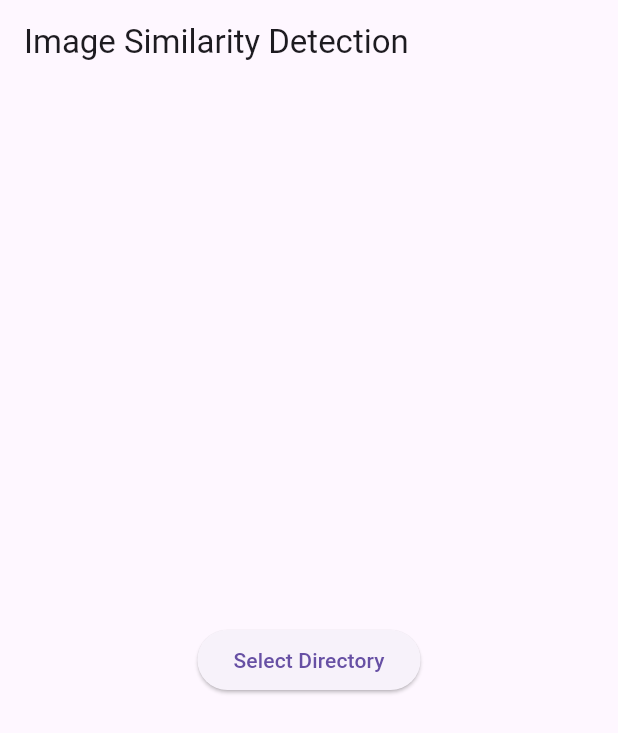
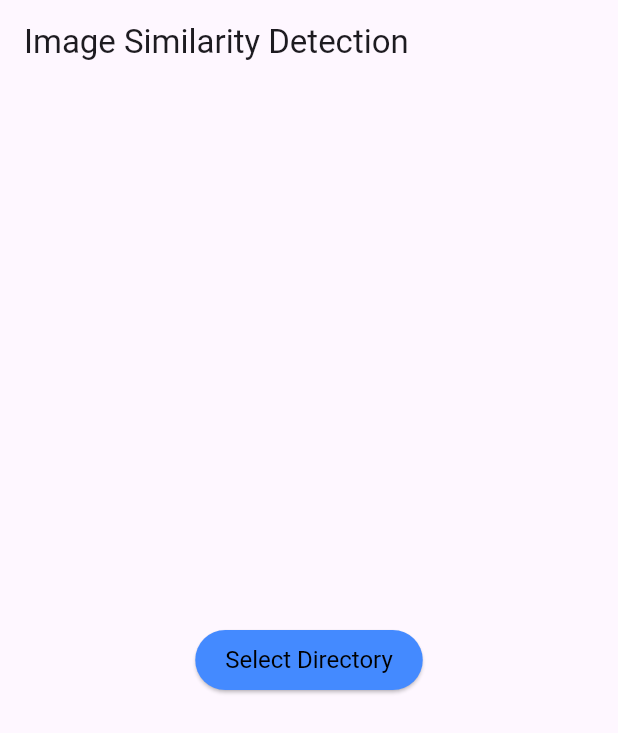
Before and after one commit to Dasundh99/Al_Project_FRONTEND, a Flutter app: the screen it shows after launch, after a tap on "Select Directory", on a phone screen of 412 x 824 dp. Shown: the top 733 px of the screen. Run offline on Flutter 3.47's test engine with Material 3 defaults, Android fonts, the phone set to English and light mode, and no system bars; our stand-ins replace file_picker; missing offline and left inert: window_manager.

Commit message:
ui updated

```diff
--- a/lib/main.dart
+++ b/lib/main.dart
@@ -3,9 +3,25 @@ import 'dart:convert';
 import 'dart:io';
 import 'package:http/http.dart' as http;
 import 'package:file_picker/file_picker.dart';
-// import 'package:path_provider/path_provider.dart';
+import 'package:window_manager/window_manager.dart';
 
-void main() {
+void main() async {
+  WidgetsFlutterBinding.ensureInitialized();
+  await windowManager.ensureInitialized();
+
+  WindowOptions windowOptions = const WindowOptions(
+    size: Size(600, 800),
+    center: true,
+    backgroundColor: Colors.transparent,
+    skipTaskbar: false,
+    title: 'Image Similarity Detection',
+  );
+
+  windowManager.waitUntilReadyToShow(windowOptions, () async {
+    await windowManager.show();
+    await windowManager.focus();
+  });
+
   runApp(const MyApp());
 }
 
@@ -15,11 +31,12 @@ class MyApp extends StatelessWidget {
   @override
   Widget build(BuildContext context) {
     return MaterialApp(
-      title: 'Flutter Demo',
+      title: 'Image Similarity Detection',
       theme: ThemeData(
         primarySwatch: Colors.blue,
+        visualDensity: VisualDensity.adaptivePlatformDensity,
       ),
-      home: const MyHomePage(key: Key('myHomePage')),
+      home: const MyHomePage(),
     );
   }
 }
@@ -34,9 +51,12 @@ class MyHomePage extends StatefulWidget {
 class _MyHomePageState extends State<MyHomePage> {
   List<String> _selectedImages = [];
   List<List<String>> _similarImages = [];
+  String? _directoryPath;
 
   Future<void> findSimilarImages(List<String> images) async {
+    _showLoadingDialog();
     const url = 'http://127.0.0.1:5000/find_similar_images';
+    try {
       final response = await http.post(
         Uri.parse(url),
         headers: {'Content-Type': 'application/json'},
@@ -54,6 +74,9 @@ class _MyHomePageState extends State<MyHomePage> {
       } else {
         debugPrint('Error: ${response.reasonPhrase}');
       }
+    } finally {
+      Navigator.of(context).pop(); // Hide the loading dialog
+    }
   }
 
   void pickDirectory() async {
@@ -69,24 +92,54 @@ class _MyHomePageState extends State<MyHomePage> {
       }
 
       setState(() {
+        _directoryPath = directoryPath;
         _selectedImages = imagePaths;
       });
-      findSimilarImages(_selectedImages);
     } else {
       debugPrint('No directory selected');
     }
+  }
+
+  void _showLoadingDialog() {
+    showDialog(
+      context: context,
+      barrierDismissible: false,
+      builder: (BuildContext context) {
+        return const Center(
+          child: CircularProgressIndicator(),
+        );
+      },
+    );
   }
 
   Widget buildImageGrid(List<String> images) {
     return GridView.builder(
       gridDelegate: const SliverGridDelegateWithFixedCrossAxisCount(
         crossAxisCount: 3,
-        crossAxisSpacing: 4.0,
-        mainAxisSpacing: 4.0,
+        crossAxisSpacing: 8.0,
+        mainAxisSpacing: 8.0,
       ),
       itemCount: images.length,
       itemBuilder: (context, index) {
-        return Image.file(File(images[index]));
+        return Container(
+          decoration: BoxDecoration(
+            borderRadius: BorderRadius.circular(10.0),
+            boxShadow: const [
+              BoxShadow(
+                color: Colors.black26,
+                offset: Offset(2, 2),
+                blurRadius: 5,
+              ),
+            ],
+          ),
+          child: ClipRRect(
+            borderRadius: BorderRadius.circular(10.0),
+            child: Image.file(
+              File(images[index]),
+              fit: BoxFit.cover,
+            ),
+          ),
+        );
       },
       shrinkWrap: true,
       physics: const NeverScrollableScrollPhysics(),
@@ -101,19 +154,79 @@ class _MyHomePageState extends State<MyHomePage> {
       ),
       body: Center(
         child: SingleChildScrollView(
+          padding: const EdgeInsets.all(16.0),
           child: Column(
             mainAxisAlignment: MainAxisAlignment.center,
             children: [
               ElevatedButton(
                 onPressed: pickDirectory,
-                child: const Text('Select Directory'),
+                style: ElevatedButton.styleFrom(
+                  backgroundColor: Colors.blueAccent,
+                  padding: const EdgeInsets.symmetric(horizontal: 20, vertical: 10),
+                  textStyle: const TextStyle(fontSize: 16),
                 ),
+                child: const Text(
+                  'Select Directory',
+                  style: TextStyle(color: Colors.black),
+                ),
+              ),
+              if (_directoryPath != null) ...[
+                const SizedBox(height: 20),
+                Text(
+                  'Selected Directory: $_directoryPath',
+                  style: const TextStyle(fontSize: 16, fontWeight: FontWeight.bold),
+                ),
+                const SizedBox(height: 20),
+                ElevatedButton(
+                  onPressed: () => findSimilarImages(_selectedImages),
+                  style: ElevatedButton.styleFrom(
+                    backgroundColor: Colors.blueAccent,
+                    padding: const EdgeInsets.symmetric(horizontal: 20, vertical: 10),
+                    textStyle: const TextStyle(fontSize: 16),
+                  ),
+                  child: const Text(
+                    'Find Similar Images',
+                    style: TextStyle(color: Colors.black),
+                  ),
+                ),
+              ],
               if (_similarImages.isNotEmpty) ...[
                 const SizedBox(height: 20),
-                const Text('Similar Image Groups:'),
-                for (var group in _similarImages) ...[
-                  buildImageGrid(group),
-                  const Divider(),
+                const Text(
+                  'Similar Image Groups:',
+                  style: TextStyle(fontSize: 18, fontWeight: FontWeight.bold),
+                ),
+                const SizedBox(height: 10),
+                for (var i = 0; i < _similarImages.length; i++) ...[
+                  Container(
+                    margin: const EdgeInsets.only(bottom: 20),
+                    padding: const EdgeInsets.all(10),
+                    decoration: BoxDecoration(
+                      color: Colors.white,
+                      borderRadius: BorderRadius.circular(10),
+                      boxShadow: const [
+                        BoxShadow(
+                          color: Colors.black,
+                          offset: Offset(2, 2),
+                          blurRadius: 5,
+                        ),
+                      ],
+                    ),
+                    child: Column(
+                      crossAxisAlignment: CrossAxisAlignment.start,
+                      children: [
+                        Text(
+                          'Group ${i + 1}',
+                          style: const TextStyle(
+                            fontSize: 16,
+                            fontWeight: FontWeight.bold,
+                          ),
+                        ),
+                        const SizedBox(height: 10),
+                        buildImageGrid(_similarImages[i]),
+                      ],
+                    ),
+                  ),
                 ],
               ],
             ],
--- a/pubspec.yaml
+++ b/pubspec.yaml
@@ -39,6 +39,7 @@ dependencies:
   file_picker: ^8.0.3
   path_provider: ^2.1.3
   image_picker: ^1.1.1
+  window_manager: ^0.3.9
 
 dev_dependencies:
   flutter_test:
```
Also changed, not shown: pubspec.lock, 5 other files. Lines whose indentation alone changed are shown as unchanged.
